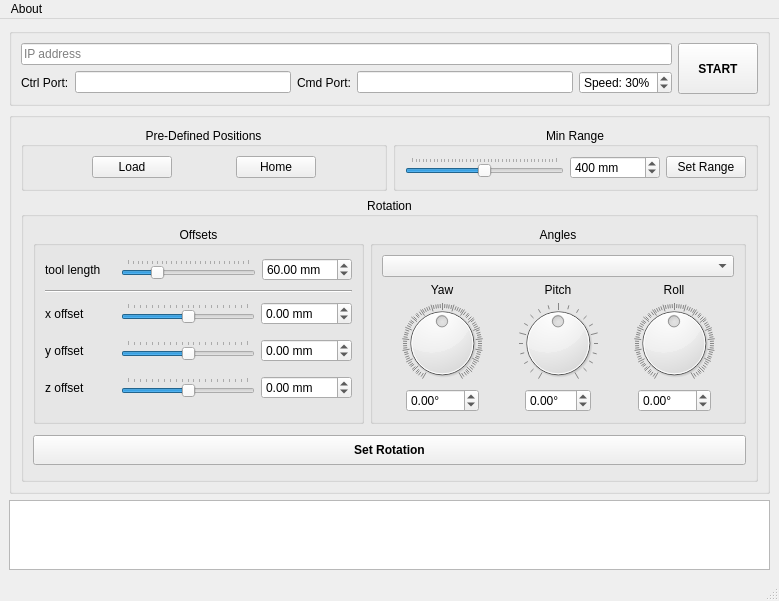
Before: the Qt Designer form mainwindow.ui in rookidroid/armstrong, drawn with Qt 5.
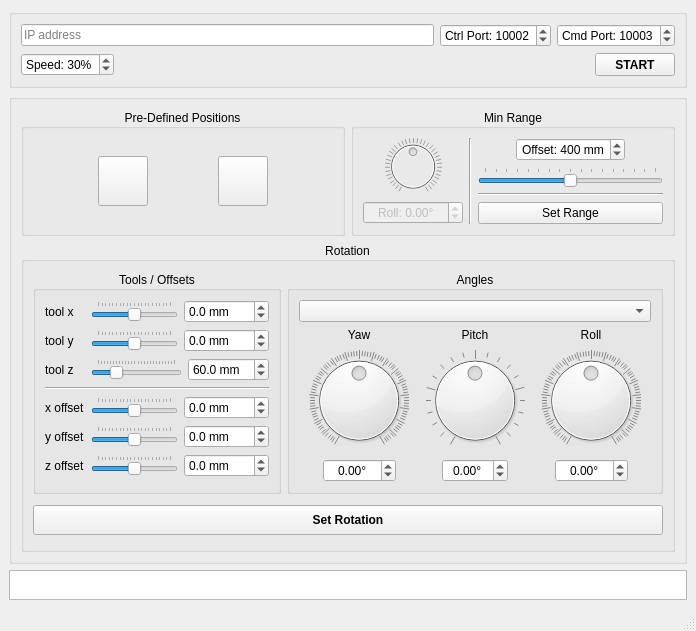
After: the same form once the commit is applied. Icons and pictures are not drawn.

Patch:
```diff
--- a/mainwindow.ui
+++ b/mainwindow.ui
@@ -6,8 +6,8 @@
    <rect>
     <x>0</x>
     <y>0</y>
-    <width>779</width>
-    <height>594</height>
+    <width>696</width>
+    <height>631</height>
    </rect>
   </property>
   <property name="sizePolicy">
@@ -41,9 +41,6 @@
         <property name="alignment">
          <set>Qt::AlignCenter</set>
         </property>
-        <property name="flat">
-         <bool>true</bool>
-        </property>
         <layout class="QHBoxLayout" name="horizontalLayout_6">
          <item>
           <layout class="QVBoxLayout" name="verticalLayout_2">
@@ -53,7 +50,7 @@
               <widget class="QLineEdit" name="lineEdit_ip">
                <property name="sizePolicy">
                 <sizepolicy hsizetype="Expanding" vsizetype="Fixed">
-                 <horstretch>3</horstretch>
+                 <horstretch>0</horstretch>
                  <verstretch>0</verstretch>
                 </sizepolicy>
                </property>
@@ -71,50 +68,54 @@
                </property>
               </widget>
              </item>
+             <item>
+              <widget class="QSpinBox" name="spinBox_ctrl_port">
+               <property name="sizePolicy">
+                <sizepolicy hsizetype="Minimum" vsizetype="Fixed">
+                 <horstretch>0</horstretch>
+                 <verstretch>0</verstretch>
+                </sizepolicy>
+               </property>
+               <property name="toolTip">
+                <string>Robot's control port, default is 10002</string>
+               </property>
+               <property name="prefix">
+                <string>Ctrl Port: </string>
+               </property>
+               <property name="maximum">
+                <number>65535</number>
+               </property>
+               <property name="value">
+                <number>10002</number>
+               </property>
+              </widget>
+             </item>
+             <item>
+              <widget class="QSpinBox" name="spinBox_cmd_port">
+               <property name="sizePolicy">
+                <sizepolicy hsizetype="Minimum" vsizetype="Fixed">
+                 <horstretch>0</horstretch>
+                 <verstretch>0</verstretch>
+                </sizepolicy>
+               </property>
+               <property name="toolTip">
+                <string>Robot's command port, default is 10003</string>
+               </property>
+               <property name="prefix">
+                <string>Cmd Port: </string>
+               </property>
+               <property name="maximum">
+                <number>65535</number>
+               </property>
+               <property name="value">
+                <number>10003</number>
+               </property>
+              </widget>
+             </item>
             </layout>
            </item>
            <item>
             <layout class="QHBoxLayout" name="horizontalLayout_15">
-             <item>
-              <widget class="QLabel" name="label_ctrl_port">
-               <property name="text">
-                <string>Ctrl Port:</string>
-               </property>
-              </widget>
-             </item>
-             <item>
-              <widget class="QLineEdit" name="lineEdit_ctrl_port">
-               <property name="sizePolicy">
-                <sizepolicy hsizetype="Expanding" vsizetype="Fixed">
-                 <horstretch>1</horstretch>
-                 <verstretch>0</verstretch>
-                </sizepolicy>
-               </property>
-               <property name="text">
-                <string/>
-               </property>
-              </widget>
-             </item>
-             <item>
-              <widget class="QLabel" name="label_cmd_port">
-               <property name="text">
-                <string>Cmd Port:</string>
-               </property>
-              </widget>
-             </item>
-             <item>
-              <widget class="QLineEdit" name="lineEdit_cmd_port">
-               <property name="sizePolicy">
-                <sizepolicy hsizetype="Expanding" vsizetype="Fixed">
-                 <horstretch>1</horstretch>
-                 <verstretch>0</verstretch>
-                </sizepolicy>
-               </property>
-               <property name="text">
-                <string/>
-               </property>
-              </widget>
-             </item>
              <item>
               <widget class="QSpinBox" name="spinBox_speed">
                <property name="suffix">
@@ -134,31 +135,44 @@
                </property>
               </widget>
              </item>
+             <item>
+              <spacer name="horizontalSpacer_9">
+               <property name="orientation">
+                <enum>Qt::Horizontal</enum>
+               </property>
+               <property name="sizeHint" stdset="0">
+                <size>
+                 <width>40</width>
+                 <height>20</height>
+                </size>
+               </property>
+              </spacer>
+             </item>
+             <item>
+              <widget class="QPushButton" name="pushButton_ctrl">
+               <property name="sizePolicy">
+                <sizepolicy hsizetype="Minimum" vsizetype="Expanding">
+                 <horstretch>0</horstretch>
+                 <verstretch>0</verstretch>
+                </sizepolicy>
+               </property>
+               <property name="font">
+                <font>
+                 <bold>true</bold>
+                </font>
+               </property>
+               <property name="text">
+                <string>START</string>
+               </property>
+               <property name="flat">
+                <bool>false</bool>
+               </property>
+              </widget>
+             </item>
             </layout>
            </item>
           </layout>
          </item>
-         <item>
-          <widget class="QPushButton" name="pushButton_ctrl">
-           <property name="sizePolicy">
-            <sizepolicy hsizetype="Minimum" vsizetype="Expanding">
-             <horstretch>0</horstretch>
-             <verstretch>0</verstretch>
-            </sizepolicy>
-           </property>
-           <property name="font">
-            <font>
-             <bold>true</bold>
-            </font>
-           </property>
-           <property name="text">
-            <string>START</string>
-           </property>
-           <property name="flat">
-            <bool>false</bool>
-           </property>
-          </widget>
-         </item>
         </layout>
        </widget>
       </item>
@@ -183,9 +197,6 @@
         <property name="alignment">
          <set>Qt::AlignCenter</set>
         </property>
-        <property name="flat">
-         <bool>true</bool>
-        </property>
         <layout class="QVBoxLayout" name="verticalLayout_11">
          <item>
           <layout class="QHBoxLayout" name="horizontalLayout_16">
@@ -213,8 +224,27 @@
               </item>
               <item>
                <widget class="QPushButton" name="pushButton_load">
+                <property name="minimumSize">
+                 <size>
+                  <width>50</width>
+                  <height>50</height>
+                 </size>
+                </property>
+                <property name="toolTip">
+                 <string>Move robot to 'Load' position</string>
+                </property>
                 <property name="text">
-                 <string>Load</string>
+                 <string/>
+                </property>
+                <property name="icon">
+                 <iconset>
+                  <normaloff>res/load.svg</normaloff>res/load.svg</iconset>
+                </property>
+                <property name="iconSize">
+                 <size>
+                  <width>32</width>
+                  <height>32</height>
+                 </size>
                 </property>
                </widget>
               </item>
@@ -233,8 +263,27 @@
               </item>
               <item>
                <widget class="QPushButton" name="pushButton_home">
+                <property name="minimumSize">
+                 <size>
+                  <width>50</width>
+                  <height>50</height>
+                 </size>
+                </property>
+                <property name="toolTip">
+                 <string>Move robot to 'Home (boresight)' position, takes the value of 'tool z'</string>
+                </property>
                 <property name="text">
-                 <string>Home</string>
+                 <string/>
+                </property>
+                <property name="icon">
+                 <iconset>
+                  <normaloff>res/home.svg</normaloff>res/home.svg</iconset>
+                </property>
+                <property name="iconSize">
+                 <size>
+                  <width>32</width>
+                  <height>32</height>
+                 </size>
                 </property>
                </widget>
               </item>
@@ -266,49 +315,160 @@
               <item>
                <layout class="QHBoxLayout" name="horizontalLayout">
                 <item>
-                 <widget class="QSlider" name="horizontalSlider_minrange">
-                  <property name="maximum">
-                   <number>800</number>
-                  </property>
-                  <property name="value">
-                   <number>400</number>
-                  </property>
+                 <layout class="QVBoxLayout" name="verticalLayout_13">
+                  <item>
+                   <widget class="QDial" name="dial_minrange_roll">
+                    <property name="enabled">
+                     <bool>false</bool>
+                    </property>
+                    <property name="minimum">
+                     <number>-180</number>
+                    </property>
+                    <property name="maximum">
+                     <number>180</number>
+                    </property>
+                    <property name="singleStep">
+                     <number>1</number>
+                    </property>
+                    <property name="tracking">
+                     <bool>true</bool>
+                    </property>
+                    <property name="wrapping">
+                     <bool>false</bool>
+                    </property>
+                    <property name="notchTarget">
+                     <double>10.000000000000000</double>
+                    </property>
+                    <property name="notchesVisible">
+                     <bool>true</bool>
+                    </property>
+                   </widget>
+                  </item>
+                  <item>
+                   <widget class="QDoubleSpinBox" name="doubleSpinBox">
+                    <property name="enabled">
+                     <bool>false</bool>
+                    </property>
+                    <property name="alignment">
+                     <set>Qt::AlignCenter</set>
+                    </property>
+                    <property name="prefix">
+                     <string>Roll: </string>
+                    </property>
+                    <property name="suffix">
+                     <string>°</string>
+                    </property>
+                    <property name="minimum">
+                     <double>-180.000000000000000</double>
+                    </property>
+                    <property name="maximum">
+                     <double>180.000000000000000</double>
+                    </property>
+                   </widget>
+                  </item>
+                 </layout>
+                </item>
+                <item>
+                 <widget class="Line" name="line">
                   <property name="orientation">
-                   <enum>Qt::Horizontal</enum>
+                   <enum>Qt::Vertical</enum>
                   </property>
-                  <property name="tickPosition">
-                   <enum>QSlider::TicksAbove</enum>
-                  </property>
-                  <property name="tickInterval">
-                   <number>20</number>
-                  </property>
                  </widget>
                 </item>
                 <item>
-                 <widget class="QSpinBox" name="spinBox_minrange">
-                  <property name="minimumSize">
-                   <size>
-                    <width>90</width>
-                    <height>0</height>
-                   </size>
-                  </property>
-                  <property name="suffix">
-                   <string> mm</string>
-                  </property>
-                  <property name="maximum">
-                   <number>800</number>
-                  </property>
-                  <property name="value">
-                   <number>400</number>
-                  </property>
-                 </widget>
-                </item>
-                <item>
-                 <widget class="QPushButton" name="pushButton_minrange">
-                  <property name="text">
-                   <string>Set Range</string>
-                  </property>
-                 </widget>
+                 <layout class="QVBoxLayout" name="verticalLayout_3">
+                  <item>
+                   <layout class="QHBoxLayout" name="horizontalLayout_19">
+                    <item>
+                     <spacer name="horizontalSpacer">
+                      <property name="orientation">
+                       <enum>Qt::Horizontal</enum>
+                      </property>
+                      <property name="sizeHint" stdset="0">
+                       <size>
+                        <width>0</width>
+                        <height>20</height>
+                       </size>
+                      </property>
+                     </spacer>
+                    </item>
+                    <item>
+                     <widget class="QSpinBox" name="spinBox_minrange">
+                      <property name="minimumSize">
+                       <size>
+                        <width>90</width>
+                        <height>0</height>
+                       </size>
+                      </property>
+                      <property name="alignment">
+                       <set>Qt::AlignCenter</set>
+                      </property>
+                      <property name="suffix">
+                       <string> mm</string>
+                      </property>
+                      <property name="prefix">
+                       <string>Offset: </string>
+                      </property>
+                      <property name="maximum">
+                       <number>800</number>
+                      </property>
+                      <property name="value">
+                       <number>400</number>
+                      </property>
+                     </widget>
+                    </item>
+                    <item>
+                     <spacer name="horizontalSpacer_6">
+                      <property name="orientation">
+                       <enum>Qt::Horizontal</enum>
+                      </property>
+                      <property name="sizeHint" stdset="0">
+                       <size>
+                        <width>0</width>
+                        <height>20</height>
+                       </size>
+                      </property>
+                     </spacer>
+                    </item>
+                   </layout>
+                  </item>
+                  <item>
+                   <widget class="QSlider" name="horizontalSlider_minrange">
+                    <property name="maximum">
+                     <number>800</number>
+                    </property>
+                    <property name="value">
+                     <number>400</number>
+                    </property>
+                    <property name="orientation">
+                     <enum>Qt::Horizontal</enum>
+                    </property>
+                    <property name="tickPosition">
+                     <enum>QSlider::TicksAbove</enum>
+                    </property>
+                    <property name="tickInterval">
+                     <number>50</number>
+                    </property>
+                   </widget>
+                  </item>
+                  <item>
+                   <widget class="Line" name="line_2">
+                    <property name="orientation">
+                     <enum>Qt::Horizontal</enum>
+                    </property>
+                   </widget>
+                  </item>
+                  <item>
+                   <widget class="QPushButton" name="pushButton_minrange">
+                    <property name="toolTip">
+                     <string>Move robot to 'Min Range' test position</string>
+                    </property>
+                    <property name="text">
+                     <string>Set Range</string>
+                    </property>
+                   </widget>
+                  </item>
+                 </layout>
                 </item>
                </layout>
               </item>
@@ -337,24 +497,164 @@
                  </sizepolicy>
                 </property>
                 <property name="title">
-                 <string>Offsets</string>
+                 <string>Tools / Offsets</string>
                 </property>
                 <property name="alignment">
                  <set>Qt::AlignCenter</set>
                 </property>
                 <layout class="QVBoxLayout" name="verticalLayout_7">
+                 <item>
+                  <layout class="QHBoxLayout" name="horizontalLayout_18">
+                   <item>
+                    <widget class="QLabel" name="label_toolx">
+                     <property name="sizePolicy">
+                      <sizepolicy hsizetype="Preferred" vsizetype="Preferred">
+                       <horstretch>0</horstretch>
+                       <verstretch>0</verstretch>
+                      </sizepolicy>
+                     </property>
+                     <property name="minimumSize">
+                      <size>
+                       <width>40</width>
+                       <height>0</height>
+                      </size>
+                     </property>
+                     <property name="text">
+                      <string>tool x</string>
+                     </property>
+                    </widget>
+                   </item>
+                   <item>
+                    <widget class="QSlider" name="horizontalSlider_toolx">
+                     <property name="minimum">
+                      <number>-100</number>
+                     </property>
+                     <property name="maximum">
+                      <number>100</number>
+                     </property>
+                     <property name="value">
+                      <number>0</number>
+                     </property>
+                     <property name="orientation">
+                      <enum>Qt::Horizontal</enum>
+                     </property>
+                     <property name="tickPosition">
+                      <enum>QSlider::TicksAbove</enum>
+                     </property>
+                    </widget>
+                   </item>
+                   <item>
+                    <widget class="QDoubleSpinBox" name="doubleSpinBox_toolx">
+                     <property name="minimumSize">
+                      <size>
+                       <width>80</width>
+                       <height>0</height>
+                      </size>
+                     </property>
+                     <property name="suffix">
+                      <string> mm</string>
+                     </property>
+                     <property name="decimals">
+                      <number>1</number>
+                     </property>
+                     <property name="minimum">
+                      <double>-100.000000000000000</double>
+                     </property>
+                     <property name="maximum">
+                      <double>100.000000000000000</double>
+                     </property>
+                     <property name="value">
+                      <double>0.000000000000000</double>
+                     </property>
+                    </widget>
+                   </item>
+                  </layout>
+                 </item>
+                 <item>
+                  <layout class="QHBoxLayout" name="horizontalLayout_17">
+                   <item>
+                    <widget class="QLabel" name="label_tooly">
+                     <property name="sizePolicy">
+                      <sizepolicy hsizetype="Preferred" vsizetype="Preferred">
+                       <horstretch>0</horstretch>
+                       <verstretch>0</verstretch>
+                      </sizepolicy>
+                     </property>
+                     <property name="minimumSize">
+                      <size>
+                       <width>40</width>
+                       <height>0</height>
+                      </size>
+                     </property>
+                     <property name="text">
+                      <string>tool y</string>
+                     </property>
+                    </widget>
+                   </item>
+                   <item>
+                    <widget class="QSlider" name="horizontalSlider_tooly">
+                     <property name="minimum">
+                      <number>-100</number>
+                     </property>
+                     <property name="maximum">
+                      <number>100</number>
+                     </property>
+                     <property name="value">
+                      <number>0</number>
+                     </property>
+                     <property name="orientation">
+                      <enum>Qt::Horizontal</enum>
+                     </property>
+                     <property name="tickPosition">
+                      <enum>QSlider::TicksAbove</enum>
+                     </property>
+                    </widget>
+                   </item>
+                   <item>
+                    <widget class="QDoubleSpinBox" name="doubleSpinBox_tooly">
+                     <property name="minimumSize">
+                      <size>
+                       <width>80</width>
+                       <height>0</height>
+                      </size>
+                     </property>
+                     <property name="suffix">
+                      <string> mm</string>
+                     </property>
+                     <property name="decimals">
+                      <number>1</number>
+                     </property>
+                     <property name="minimum">
+                      <double>-100.000000000000000</double>
+                     </property>
+                     <property name="maximum">
+                      <double>100.000000000000000</double>
+                     </property>
+                     <property name="value">
+                      <double>0.000000000000000</double>
+                     </property>
+                    </widget>
+                   </item>
+                  </layout>
+                 </item>
                  <item>
                   <layout class="QHBoxLayout" name="horizontalLayout_3">
                    <item>
-                    <widget class="QLabel" name="label_tool">
+                    <widget class="QLabel" name="label_toolz">
+                     <property name="sizePolicy">
+                      <sizepolicy hsizetype="Preferred" vsizetype="Preferred">
+                       <horstretch>0</horstretch>
+                       <verstretch>0</verstretch>
+                      </sizepolicy>
+                     </property>
                      <property name="minimumSize">
                       <size>
-                       <width>70</width>
+                       <width>40</width>
                        <height>0</height>
                       </size>
                      </property>
                      <property name="text">
-                      <string>tool length</string>
+                      <string>tool z</string>
                      </property>
                     </widget>
                    </item>
@@ -378,13 +678,16 @@
                     <widget class="QDoubleSpinBox" name="doubleSpinBox_tool">
                      <property name="minimumSize">
                       <size>
-                       <width>90</width>
+                       <width>80</width>
                        <height>0</height>
                       </size>
                      </property>
                      <property name="suffix">
                       <string> mm</string>
                      </property>
+                     <property name="decimals">
+                      <number>1</number>
+                     </property>
                      <property name="maximum">
                       <double>250.000000000000000</double>
                      </property>
@@ -409,9 +712,15 @@
                   <layout class="QHBoxLayout" name="horizontalLayout_5">
                    <item>
                     <widget class="QLabel" name="label_x">
+                     <property name="sizePolicy">
+                      <sizepolicy hsizetype="Preferred" vsizetype="Preferred">
+                       <horstretch>0</horstretch>
+                       <verstretch>0</verstretch>
+                      </sizepolicy>
+                     </property>
                      <property name="minimumSize">
                       <size>
-                       <width>70</width>
+                       <width>40</width>
                        <height>0</height>
                       </size>
                      </property>
@@ -440,13 +749,16 @@
                     <widget class="QDoubleSpinBox" name="doubleSpinBox_x">
                      <property name="minimumSize">
                       <size>
-                       <width>90</width>
+                       <width>80</width>
                        <height>0</height>
                       </size>
                      </property>
                      <property name="suffix">
                       <string> mm</string>
                      </property>
+                     <property name="decimals">
+                      <number>1</number>
+                     </property>
                      <property name="minimum">
                       <double>-100.000000000000000</double>
                      </property>
@@ -457,29 +769,19 @@
                    </item>
                   </layout>
                  </item>
-                 <item>
-                  <spacer name="verticalSpacer">
-                   <property name="orientation">
-                    <enum>Qt::Vertical</enum>
-                   </property>
-                   <property name="sizeType">
-                    <enum>QSizePolicy::Fixed</enum>
-                   </property>
-                   <property name="sizeHint" stdset="0">
-                    <size>
-                     <width>20</width>
-                     <height>5</height>
-                    </size>
-                   </property>
-                  </spacer>
-                 </item>
                  <item>
                   <layout class="QHBoxLayout" name="horizontalLayout_7">
                    <item>
                     <widget class="QLabel" name="label_y">
+                     <property name="sizePolicy">
+                      <sizepolicy hsizetype="Preferred" vsizetype="Preferred">
+                       <horstretch>0</horstretch>
+                       <verstretch>0</verstretch>
+                      </sizepolicy>
+                     </property>
                      <property name="minimumSize">
                       <size>
-                       <width>70</width>
+                       <width>40</width>
                        <height>0</height>
                       </size>
                      </property>
@@ -511,13 +813,16 @@
                     <widget class="QDoubleSpinBox" name="doubleSpinBox_y">
                      <property name="minimumSize">
                       <size>
-                       <width>90</width>
+                       <width>80</width>
                        <height>0</height>
                       </size>
                      </property>
                      <property name="suffix">
                       <string> mm</string>
                      </property>
+                     <property name="decimals">
+                      <number>1</number>
+                     </property>
                      <property name="minimum">
                       <double>-100.000000000000000</double>
                      </property>
@@ -528,29 +833,19 @@
                    </item>
                   </layout>
                  </item>
-                 <item>
-                  <spacer name="verticalSpacer_2">
-                   <property name="orientation">
-                    <enum>Qt::Vertical</enum>
-                   </property>
-                   <property name="sizeType">
-                    <enum>QSizePolicy::Fixed</enum>
-                   </property>
-                   <property name="sizeHint" stdset="0">
-                    <size>
-                     <width>20</width>
-                     <height>5</height>
-                    </size>
-                   </property>
-                  </spacer>
-                 </item>
                  <item>
                   <layout class="QHBoxLayout" name="horizontalLayout_8">
                    <item>
                     <widget class="QLabel" name="label_z">
+                     <property name="sizePolicy">
+                      <sizepolicy hsizetype="Preferred" vsizetype="Preferred">
+                       <horstretch>0</horstretch>
+                       <verstretch>0</verstretch>
+                      </sizepolicy>
+                     </property>
                      <property name="minimumSize">
                       <size>
-                       <width>70</width>
+                       <width>40</width>
                        <height>0</height>
                       </size>
                      </property>
@@ -579,13 +874,16 @@
                     <widget class="QDoubleSpinBox" name="doubleSpinBox_z">
                      <property name="minimumSize">
                       <size>
-                       <width>90</width>
+                       <width>80</width>
                        <height>0</height>
                       </size>
                      </property>
                      <property name="suffix">
                       <string> mm</string>
                      </property>
+                     <property name="decimals">
+                      <number>1</number>
+                     </property>
                      <property name="minimum">
                       <double>-100.000000000000000</double>
                      </property>
@@ -705,6 +1003,9 @@
                        </item>
                        <item>
                         <widget class="QDoubleSpinBox" name="doubleSpinBox_az">
+                         <property name="alignment">
+                          <set>Qt::AlignCenter</set>
+                         </property>
                          <property name="suffix">
                           <string>°</string>
                          </property>
@@ -806,6 +1107,9 @@
                        </item>
                        <item>
                         <widget class="QDoubleSpinBox" name="doubleSpinBox_el">
+                         <property name="alignment">
+                          <set>Qt::AlignCenter</set>
+                         </property>
                          <property name="suffix">
                           <string>°</string>
                          </property>
@@ -904,6 +1208,9 @@
                        </item>
                        <item>
                         <widget class="QDoubleSpinBox" name="doubleSpinBox_roll">
+                         <property name="alignment">
+                          <set>Qt::AlignCenter</set>
+                         </property>
                          <property name="suffix">
                           <string>°</string>
                          </property>
@@ -1006,7 +1313,7 @@
         <property name="minimumSize">
          <size>
           <width>0</width>
-          <height>0</height>
+          <height>20</height>
          </size>
         </property>
         <property name="maximumSize">
@@ -1021,23 +1328,6 @@
     </item>
    </layout>
   </widget>
-  <widget class="QMenuBar" name="menubar">
-   <property name="geometry">
-    <rect>
-     <x>0</x>
-     <y>0</y>
-     <width>779</width>
-     <height>22</height>
-    </rect>
-   </property>
-   <widget class="QMenu" name="menuAbout">
-    <property name="title">
-     <string>About</string>
-    </property>
-    <addaction name="actionVersion"/>
-   </widget>
-   <addaction name="menuAbout"/>
-  </widget>
   <widget class="QStatusBar" name="statusBar"/>
   <action name="actionVersion">
    <property name="text">
```
Left out of the diff: 10 changed lines with no effect on the pictures.
